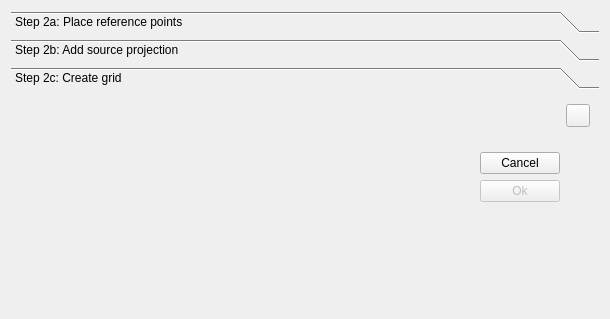
Above: src/ICreateMapGridTool.ui from ntruchsess/QLandkarteGT before the change. Below: the same form after it.
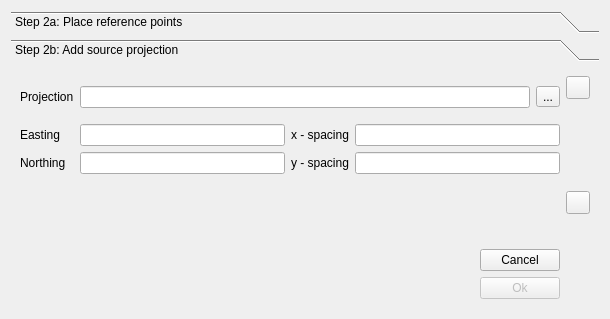
That is the form after the change. Custom widgets are drawn as their Qt base class.

```diff
--- a/src/ICreateMapGridTool.ui
+++ b/src/ICreateMapGridTool.ui
@@ -17,7 +17,7 @@
    <item row="0" column="0">
     <widget class="QToolBox" name="toolBox">
      <property name="currentIndex">
-      <number>2</number>
+      <number>1</number>
      </property>
      <widget class="QWidget" name="page">
       <property name="geometry">
@@ -99,15 +99,15 @@
        <rect>
         <x>0</x>
         <y>0</y>
-        <width>260</width>
-        <height>123</height>
+        <width>592</width>
+        <height>247</height>
        </rect>
       </property>
       <attribute name="label">
        <string>Step 2b: Add source projection</string>
       </attribute>
       <layout class="QGridLayout" name="gridLayout_2">
-       <item row="0" column="0">
+       <item row="0" column="0" colspan="2">
         <layout class="QGridLayout">
          <item row="0" column="0">
           <widget class="QLabel" name="label_11">
@@ -202,7 +202,7 @@
          </item>
         </layout>
        </item>
-       <item row="0" column="1">
+       <item row="0" column="2">
         <layout class="QVBoxLayout">
          <item>
           <widget class="CHelpButton" name="helpStep2b">
@@ -226,49 +226,8 @@
          </item>
         </layout>
        </item>
-       <item row="1" column="0">
-        <spacer name="verticalSpacer_5">
-         <property name="orientation">
-          <enum>Qt::Vertical</enum>
-         </property>
-         <property name="sizeHint" stdset="0">
-          <size>
-           <width>20</width>
-           <height>59</height>
-          </size>
-         </property>
-        </spacer>
-       </item>
-      </layout>
-     </widget>
-     <widget class="QWidget" name="page_2">
-      <property name="geometry">
-       <rect>
-        <x>0</x>
-        <y>0</y>
-        <width>592</width>
-        <height>208</height>
-       </rect>
-      </property>
-      <attribute name="label">
-       <string>Step 2c: Create grid</string>
-      </attribute>
-      <layout class="QGridLayout" name="gridLayout_3">
-       <item row="0" column="0">
-        <spacer>
-         <property name="orientation">
-          <enum>Qt::Horizontal</enum>
-         </property>
-         <property name="sizeHint" stdset="0">
-          <size>
-           <width>40</width>
-           <height>20</height>
-          </size>
-         </property>
-        </spacer>
-       </item>
-       <item row="0" column="1">
-        <layout class="QVBoxLayout">
+       <item row="1" column="1">
+        <layout class="QVBoxLayout" name="_3">
          <item>
           <spacer>
            <property name="orientation">
@@ -301,8 +260,8 @@
          </item>
         </layout>
        </item>
-       <item row="0" column="2">
-        <layout class="QVBoxLayout">
+       <item row="1" column="2">
+        <layout class="QVBoxLayout" name="_4">
          <item>
           <widget class="CHelpButton" name="helpStep2c">
            <property name="toolTip">
@@ -329,14 +288,14 @@
         </layout>
        </item>
        <item row="1" column="0">
-        <spacer name="verticalSpacer_6">
+        <spacer name="horizontalSpacer_2">
          <property name="orientation">
-          <enum>Qt::Vertical</enum>
+          <enum>Qt::Horizontal</enum>
          </property>
          <property name="sizeHint" stdset="0">
           <size>
-           <width>20</width>
-           <height>38</height>
+           <width>40</width>
+           <height>20</height>
           </size>
          </property>
         </spacer>
```
Left out of the diff: 4 changed lines with no effect on the pictures.
